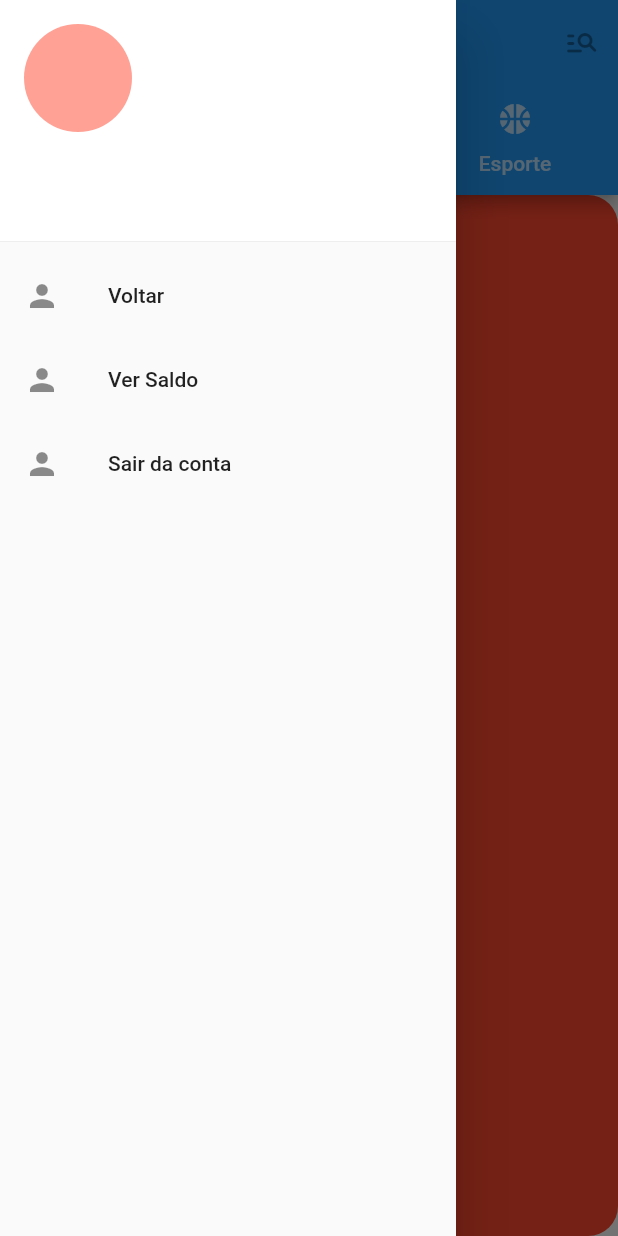
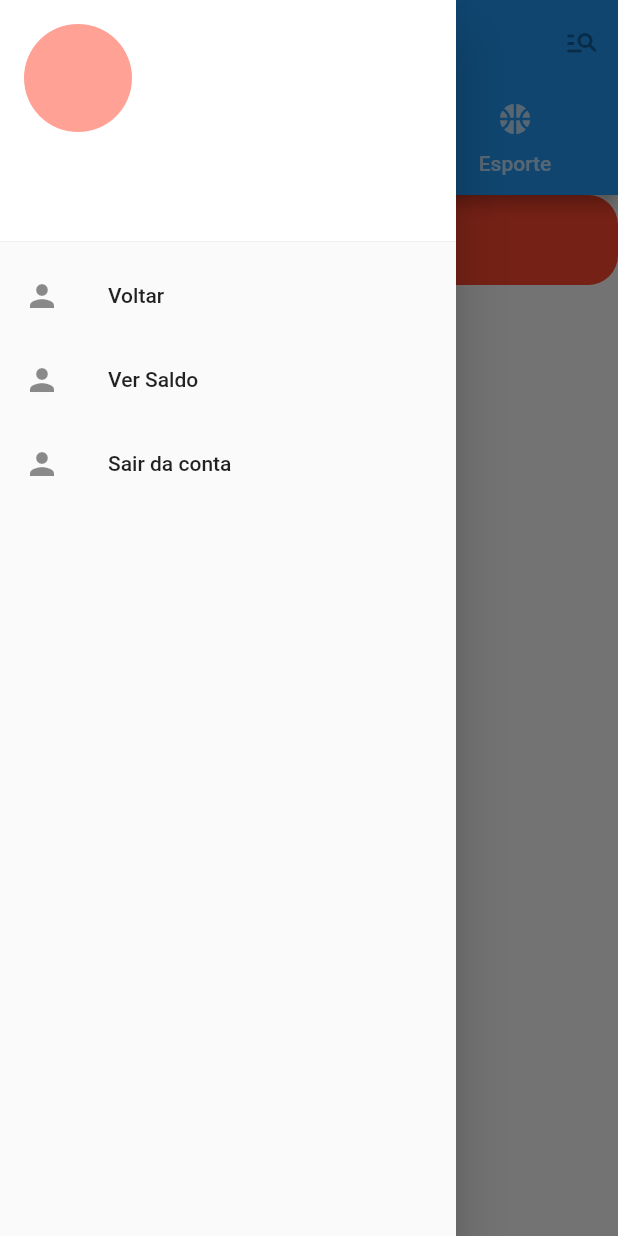
Before and after one commit to megarubber/taubacare, a Flutter app: the Home screen opened by its route, with the side drawer open, on a phone screen of 412 x 824 dp. Run offline on Flutter 3.47's test engine with Material 2 defaults, Android fonts, the phone set to English and light mode, and no system bars; our stand-ins replace mask_text_input_formatter; project files that could hold a hidden picture were left out.

Commit message:
refactor: home

```diff
--- a/lib/screens/home.dart
+++ b/lib/screens/home.dart
@@ -47,27 +47,17 @@ class _HomeState extends State<Home> {
         ),
         body: TabBarView(
           children: <Widget>[
-            SizedBox(
-              child: Container(
-                padding: const EdgeInsets.all(30),
-                height: 180,
-                width: 150,
-                decoration: BoxDecoration(
-                  color: ProjectColors.red,
-                  borderRadius: BorderRadius.circular(20)
+            Column(
+              children: <Widget>[
+                Container(
+                  padding: const EdgeInsets.all(30),
+                  decoration: BoxDecoration(
+                    color: ProjectColors.red,
+                    borderRadius: BorderRadius.circular(20)
+                  )
                 )
-              )
-            ),
-            SizedBox(
-              child: Center(
-                child: Text('Tab Page 1'),
-              ),
-            ),
-            SizedBox(
-              child: Center(
-                child: Text('Tab Page 1'),
-              ),
-            ),
+              ]
+            )
           ]
         ),
         drawer: Drawer(
```
